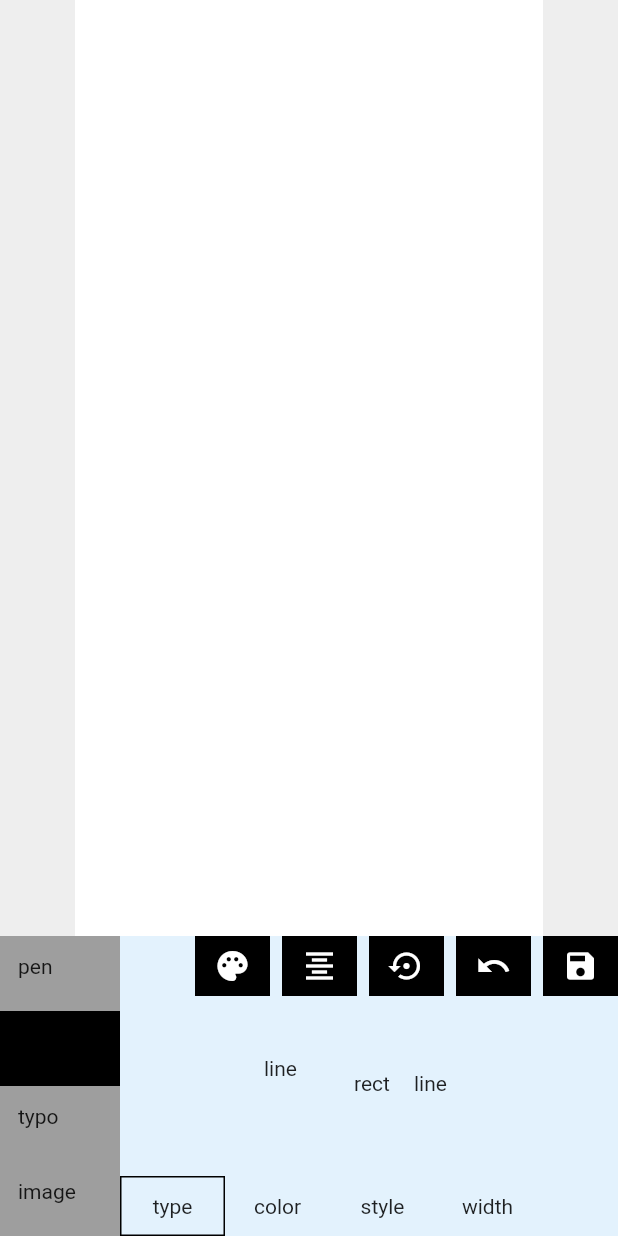
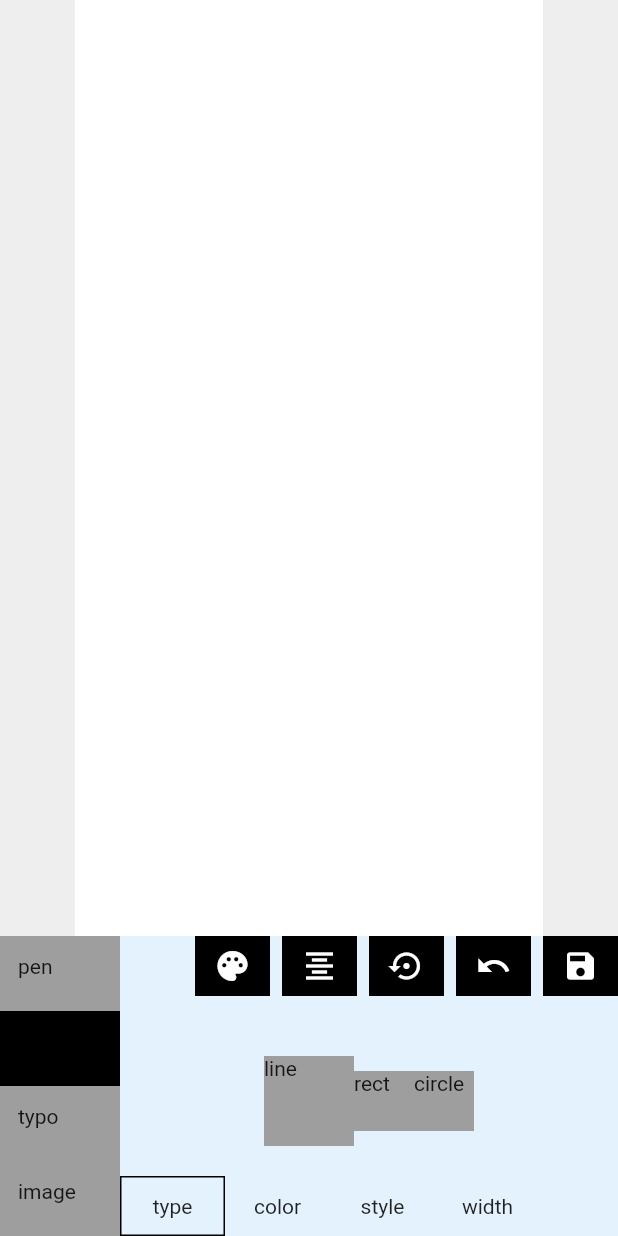
Before and after one commit to ning0825/WallpaperMaker, a Flutter app: the screen it shows after launch, after a tap on "pen", after a tap on "geometry", on a phone screen of 412 x 824 dp. Run offline on Flutter 3.47's test engine with Material 2 defaults, Android fonts, the phone set to English and light mode, and no system bars; our stand-ins replace flutter_svg, image_picker.

```diff
--- a/lib/cus_painter.dart
+++ b/lib/cus_painter.dart
@@ -95,7 +95,7 @@ class _CanvasPanelState extends State<CanvasPanel> {
           //All selectables failed in hittest.
           if (!selectDone) {
             if (data.isSelectedMode) {
-              data.isSelectedMode = false;
+              data.setUnselected();
             } else if (data.config.currentMode == 2) {
               setState(() {
                 // data.selectables.add(
--- a/lib/edit_page.dart
+++ b/lib/edit_page.dart
@@ -10,8 +10,14 @@ import 'package:wallpaper_maker/selectable_bean.dart';
 import 'cus_painter.dart';
 import 'inherited_config.dart';
 
+//Used to get size and save image.
 GlobalKey rpbKey = GlobalKey();
 Size size;
+
+const penToolNum = 0;
+const shapeToolNum = 1;
+const typoNum = 2;
+const shapeFillNUm =3;
 
 class EditPage extends StatelessWidget {
   @override
@@ -87,7 +93,7 @@ class _EditHomeState extends State<EditHome> {
                     currentMainToolIndex = 0;
                   });
                   data.config.currentMode = 0;
-                  currentToolWidget = currentTools = PenToolWidget(data);
+                  currentToolWidget = currentTools = PenToolWidget();
                 },
               ),
               _BuildMainTool(
@@ -97,7 +103,7 @@ class _EditHomeState extends State<EditHome> {
                   setState(() {
                     currentMainToolIndex = 1;
                     data.config.currentMode = 1;
-                    currentToolWidget = currentTools = ShapeToolWidget(data);
+                    currentToolWidget = currentTools = ShapeToolWidget();
                   });
                 },
               ),
@@ -239,37 +245,66 @@ class GapWidget extends StatelessWidget {
   }
 }
 
-class _BuildWidth extends StatefulWidget {
-  final SliderCallback sliderCallback;
+class BuildWidth extends StatefulWidget {
+  final int toolNum;
 
-  _BuildWidth(this.sliderCallback);
+  BuildWidth({this.toolNum});
 
   @override
   _BuildWidthState createState() => _BuildWidthState();
 }
 
-class _BuildWidthState extends State<_BuildWidth> {
+class _BuildWidthState extends State<BuildWidth> {
   double sliderValue = 1.0;
+  ConfigWidgetState data;
+
   @override
   Widget build(BuildContext context) {
+    data = ConfigWidget.of(context);
     return Container(
       height: 70,
       child: Slider(
-        value: sliderValue,
+        value: getToolWidth(),
         onChanged: (value) {
-          widget.sliderCallback(value);
-          setState(() {
-            sliderValue = value;
-            print(value);
-          });
+          setToolWidth(value);
         },
         min: 1.0,
-        max: 10.0,
+        max: 8.0,
         label: sliderValue.toString(),
         activeColor: Colors.black,
-        divisions: 9,
       ),
     );
+  }
+
+  setToolWidth(double value){
+    switch (widget.toolNum) {
+      case penToolNum:
+        data.setPenWidth(value);
+        break;
+        case shapeToolNum:
+        data.setShapeWidth(value);
+        break;
+        case typoNum:
+        data.setTextWeight(value);
+        break;
+      default:
+      break;
+    }
+  }
+
+  double getToolWidth(){
+    switch (widget.toolNum) {
+      case penToolNum:
+        print('-----------getToolWidth: ');
+        return data.getPenWidth();
+        case shapeToolNum:
+        return data.getShapeWidth();
+        case typoNum:
+        return data.getTextWeight().toDouble();
+      default:
+      break;
+    }
+    return 1.0;
   }
 }
 
@@ -277,10 +312,9 @@ typedef CheckboxCallback = void Function(bool b);
 typedef ColorCallback = void Function(Color color);
 
 class BuildColorWidget extends StatefulWidget {
-  final ConfigWidgetState data;
-  final int tool;
+  final int toolNum;
 
-  BuildColorWidget({this.data, @required this.tool});
+  BuildColorWidget({@required this.toolNum});
 
   @override
   _BuildColorWidgetState createState() => _BuildColorWidgetState();
@@ -295,22 +329,21 @@ class _BuildColorWidgetState extends State<BuildColorWidget> {
     Colors.blue
   ];
 
-  var iconig;
+  ConfigWidgetState data;
 
   @override
   Widget build(BuildContext context) {
-    iconig = ConfigWidget.of(context);
-    print('_BuildColorWidgetState.build');
+    data = ConfigWidget.of(context);
     return Container(
       height: 100,
       child: Column(
         mainAxisSize: MainAxisSize.min,
         children: [
-          widget.tool == 4
+          widget.toolNum == 4
               ? Checkbox(
-                  value: widget.data.getShapeStyle(),
+                  value: data.getShapeStyle(),
                   onChanged: (b) {
-                    widget.data.setShapeStyle(
+                    data.setShapeStyle(
                         b ? PaintingStyle.fill : PaintingStyle.stroke);
                   },
                 )
@@ -343,18 +376,18 @@ class _BuildColorWidgetState extends State<BuildColorWidget> {
   }
 
   void setColorTap(int index) {
-    switch (widget.tool) {
-      case 0:
-        widget.data.setPenColor(colors[index]);
+    switch (widget.toolNum) {
+      case penToolNum:
+        data.setPenColor(colors[index]);
         break;
-      case 1:
-        widget.data.setShapeColor(colors[index]);
+      case shapeToolNum:
+        data.setShapeColor(colors[index]);
         break;
-      case 2:
-        widget.data.setTextColor(colors[index]);
+      case typoNum:
+        data.setTextColor(colors[index]);
         break;
-      case 4:
-        widget.data.setShapeFillColor(colors[index]);
+      case shapeFillNUm:
+        data.setShapeFillColor(colors[index]);
         break;
       default:
         break;
@@ -363,22 +396,22 @@ class _BuildColorWidgetState extends State<BuildColorWidget> {
   }
 
   double getSizeValue(int index) {
-    switch (widget.tool) {
-      case 0:
-        return widget.data.getPenColor().value == colors[index].value ? 60 : 40;
+    switch (widget.toolNum) {
+      case penToolNum:
+        return data.getPenColor().value == colors[index].value ? 60 : 40;
         break;
-      case 1:
-        return widget.data.getShapeColor().value == colors[index].value
+      case shapeToolNum:
+        return data.getShapeColor().value == colors[index].value
             ? 60
             : 40;
         break;
-      case 2:
-        return widget.data.getTextColor().value == colors[index].value
+      case shapeToolNum:
+        return data.getTextColor().value == colors[index].value
             ? 60
             : 40;
         break;
-      case 4:
-        return widget.data.getShapeFillColor().value == colors[index].value
+      case shapeFillNUm:
+        return data.getShapeFillColor().value == colors[index].value
             ? 60
             : 40;
         break;
@@ -418,8 +451,7 @@ class _BuildMainTool extends StatelessWidget {
 }
 
 class PenToolWidget extends StatefulWidget {
-  final ConfigWidgetState data;
-  PenToolWidget(this.data);
+
   @override
   _PenToolWidgetState createState() => _PenToolWidgetState();
 }
@@ -435,25 +467,15 @@ class _PenToolWidgetState extends State<PenToolWidget> {
 
   @override
   Widget build(BuildContext context) {
-    print('PenTool.build');
     return Container(
       child: Column(
         children: [
           Expanded(
-            // child: subToolIndex == 0
-            //     ? BuildColorWidget(
-            //         data: widget.data,
-            //         tool: 0,
-            //       )
-            //     : _BuildWidth((value) {
-            //         setState(() {
-            //           widget.data.setPenWidth(value);
-            //         });
-            //       }),
-            child: BuildColorWidget(
-              data: widget.data,
-              tool: 0,
-            ),
+            child: subToolIndex == 0
+                ? BuildColorWidget(
+                    toolNum: penToolNum,
+                  )
+                : BuildWidth(toolNum:penToolNum),
           ),
           Container(
             child: Row(
@@ -504,8 +526,6 @@ class _PenToolWidgetState extends State<PenToolWidget> {
 }
 
 class ShapeToolWidget extends StatefulWidget {
-  final ConfigWidgetState data;
-  ShapeToolWidget(this.data);
   @override
   _ShapeToolWidgetState createState() => _ShapeToolWidgetState();
 }
@@ -514,19 +534,42 @@ class _ShapeToolWidgetState extends State<ShapeToolWidget> {
   int subToolIndex;
   Widget currentSubToolWidget;
 
+  ConfigWidgetState data;
+
   @override
   void initState() {
     super.initState();
     subToolIndex = 0;
-    currentSubToolWidget = _buildShapeTypeTool();
+  }
+
+  Widget getCurrentWidget(){
+    print('getCurrentWidget:-----------------------');
+    switch (subToolIndex) {
+      case 0:
+        return _buildShapeTypeTool();
+      case 1:
+        return BuildColorWidget(
+                        toolNum: shapeToolNum,
+                      );
+                      case 2:
+                      return BuildColorWidget(
+                        toolNum: shapeFillNUm,
+                      );
+                      case 3:
+                      return BuildWidth(toolNum: shapeToolNum);
+
+      default:
+      return Text('no widget found! check subToolIndex: $subToolIndex');
+    }
   }
 
   @override
   Widget build(BuildContext context) {
+    data = ConfigWidget.of(context);
     return Container(
       child: Column(
         children: [
-          Expanded(child: currentSubToolWidget),
+          Expanded(child: getCurrentWidget()),
           Container(
             child: Row(
               children: [
@@ -545,7 +588,6 @@ class _ShapeToolWidgetState extends State<ShapeToolWidget> {
                   onTap: () {
                     setState(() {
                       subToolIndex = 0;
-                      currentSubToolWidget = _buildShapeTypeTool();
                     });
                   },
                 ),
@@ -564,9 +606,6 @@ class _ShapeToolWidgetState extends State<ShapeToolWidget> {
                   onTap: () {
                     setState(() {
                       subToolIndex = 1;
-                      currentSubToolWidget = BuildColorWidget(
-                        tool: 1,
-                      );
                     });
                   },
                 ),
@@ -585,10 +624,7 @@ class _ShapeToolWidgetState extends State<ShapeToolWidget> {
                   onTap: () {
                     setState(() {
                       subToolIndex = 2;
-                      currentSubToolWidget = BuildColorWidget(
-                        data: widget.data,
-                        tool: 4,
-                      );
+
                     });
                   },
                 ),
@@ -607,10 +643,7 @@ class _ShapeToolWidgetState extends State<ShapeToolWidget> {
                   onTap: () {
                     setState(() {
                       subToolIndex = 3;
-                      currentSubToolWidget = _BuildWidth((value) {
-                        widget.data.setShapeWidth(value);
-                      });
-                    });
+                      },);
                   },
                 ),
               ],
@@ -630,32 +663,48 @@ class _ShapeToolWidgetState extends State<ShapeToolWidget> {
           children: [
             InkWell(
               child: Container(
-                width: widget.data.getShapeType() == 0 ? 60 : 40,
-                height: widget.data.getShapeType() == 0 ? 60 : 40,
+                color: Colors.grey,
+                width: getSizeValue(0),
+                height: getSizeValue(0),
                 child: Text('line'),
               ),
-              onTap: () => widget.data.setShapeType(0),
+              onTap: () => data.setShapeType(0),
             ),
             InkWell(
               child: Container(
-                width: widget.data.getShapeType() == 1 ? 60 : 40,
-                height: widget.data.getShapeType() == 1 ? 60 : 40,
+                color: Colors.grey,
+                width: getSizeValue(1),
+                height: getSizeValue(1),
                 child: Text('rect'),
               ),
-              onTap: () => widget.data.setShapeType(1),
+              onTap: () => data.setShapeType(1),
             ),
             InkWell(
               child: Container(
-                width: widget.data.getShapeType() == 2 ? 60 : 40,
-                height: widget.data.getShapeType() == 2 ? 60 : 40,
-                child: Text('line'),
+                color: Colors.grey,
+                width: getSizeValue(2),
+                height: getSizeValue(2),
+                child: Text('circle'),
               ),
-              onTap: () => widget.data.setShapeType(2),
+              onTap: () => data.setShapeType(2),
             ),
           ],
         ),
       ),
     );
+  }
+
+  double getSizeValue(int type){
+switch (type) {
+  case 0:
+    return data.getShapeType() == 0 ? 60:40;
+  case 1:
+  return data.getShapeType()== 1 ? 60:40;
+  case 2:
+  return data.getShapeType()== 2 ? 60:40;
+  default:
+}
+return 10;
   }
 }
 
@@ -736,9 +785,7 @@ class _TypoToolWidgetState extends State<TypoToolWidget> {
                 onTap: () {
                   setState(() {
                     subToolIndex = 2;
-                    currentSubToolWidget = _BuildWidth((value) {
-                      widget.data.setTextWeight(value);
-                    });
+                    currentSubToolWidget = BuildWidth(toolNum: typoNum,);
                   });
                 },
               ),
@@ -757,8 +804,7 @@ class _TypoToolWidgetState extends State<TypoToolWidget> {
                   setState(() {
                     subToolIndex = 3;
                     currentSubToolWidget = BuildColorWidget(
-                      tool: 2,
-                      data: widget.data,
+                      toolNum: shapeToolNum,
                     );
                   });
                 },
--- a/lib/selectable_bean.dart
+++ b/lib/selectable_bean.dart
@@ -223,7 +223,7 @@ class SelectableShape extends Selectable {
   Paint fillPaint;
 
   SelectableShape(this.startPoint, this.shapeType, Paint paint)
-      : totalOffset = Offset.zero {
+      : totalOffset = Offset.zero, endPoint = startPoint{
     fill = false;
     mPaint = paint;
     fillColor = mPaint.color;
@@ -236,6 +236,9 @@ class SelectableShape extends Selectable {
   void draw(Canvas canvas) {
     totalOffset = offset + totalOffset;
 
+    print('startPoint: $startPoint');
+    print('totalOffset: $totalOffset');
+    print('endPOint: $endPoint');
     rect = Rect.fromPoints(
             startPoint + totalOffset * 2, endPoint + totalOffset * 2)
         .inflate(10);
```
Also changed, not shown: lib/inherited_config.dart (+21 -13 lines).
